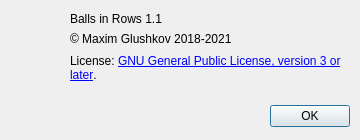
Qt form about.ui (nutamic/ballsinrows) before a commit.
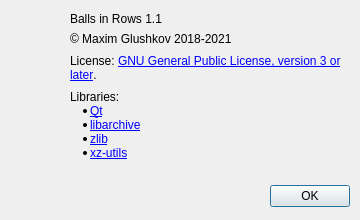
The same form after that commit.

Commit message: Library list in about dialog

Patch:
```diff
--- a/about.ui
+++ b/about.ui
@@ -7,19 +7,19 @@
     <x>0</x>
     <y>0</y>
     <width>360</width>
-    <height>140</height>
+    <height>220</height>
    </rect>
   </property>
   <property name="minimumSize">
    <size>
     <width>360</width>
-    <height>140</height>
+    <height>220</height>
    </size>
   </property>
   <property name="maximumSize">
    <size>
     <width>360</width>
-    <height>140</height>
+    <height>220</height>
    </size>
   </property>
   <property name="windowTitle">
@@ -29,7 +29,7 @@
    <property name="geometry">
     <rect>
      <x>70</x>
-     <y>100</y>
+     <y>180</y>
      <width>280</width>
      <height>32</height>
     </rect>
@@ -90,6 +90,37 @@
     <string>License: &lt;a href=&quot;https://www.gnu.org/licenses/gpl-3.0.html&quot;&gt;GNU General Public License, version 3 or later&lt;/a&gt;.</string>
    </property>
    <property name="wordWrap">
+    <bool>true</bool>
+   </property>
+   <property name="openExternalLinks">
+    <bool>true</bool>
+   </property>
+  </widget>
+  <widget class="QLabel" name="librariesLabel">
+   <property name="geometry">
+    <rect>
+     <x>70</x>
+     <y>90</y>
+     <width>280</width>
+     <height>90</height>
+    </rect>
+   </property>
+   <property name="text">
+    <string>Libraries:
+&lt;ul style=&quot;margin: 0 -20px;&quot;&gt;
+&lt;li&gt;&lt;a href=&quot;https://www.qt.io/&quot;&gt;Qt&lt;/a&gt;&lt;/li&gt;
+&lt;li&gt;&lt;a href=&quot;https://www.libarchive.org/&quot;&gt;libarchive&lt;/a&gt;&lt;/li&gt;
+&lt;li&gt;&lt;a href=&quot;https://zlib.net/&quot;&gt;zlib&lt;/a&gt;&lt;/li&gt;
+&lt;li&gt;&lt;a href=&quot;https://tukaani.org/xz/&quot;&gt;xz-utils&lt;/a&gt;&lt;/li&gt;
+&lt;/ul&gt;</string>
+   </property>
+   <property name="textFormat">
+    <enum>Qt::RichText</enum>
+   </property>
+   <property name="alignment">
+    <set>Qt::AlignLeading|Qt::AlignLeft|Qt::AlignTop</set>
+   </property>
+   <property name="openExternalLinks">
     <bool>true</bool>
    </property>
   </widget>
```
Left out of the diff: 3 changed lines with no effect on the pictures. The commit also changes 3 other files.
